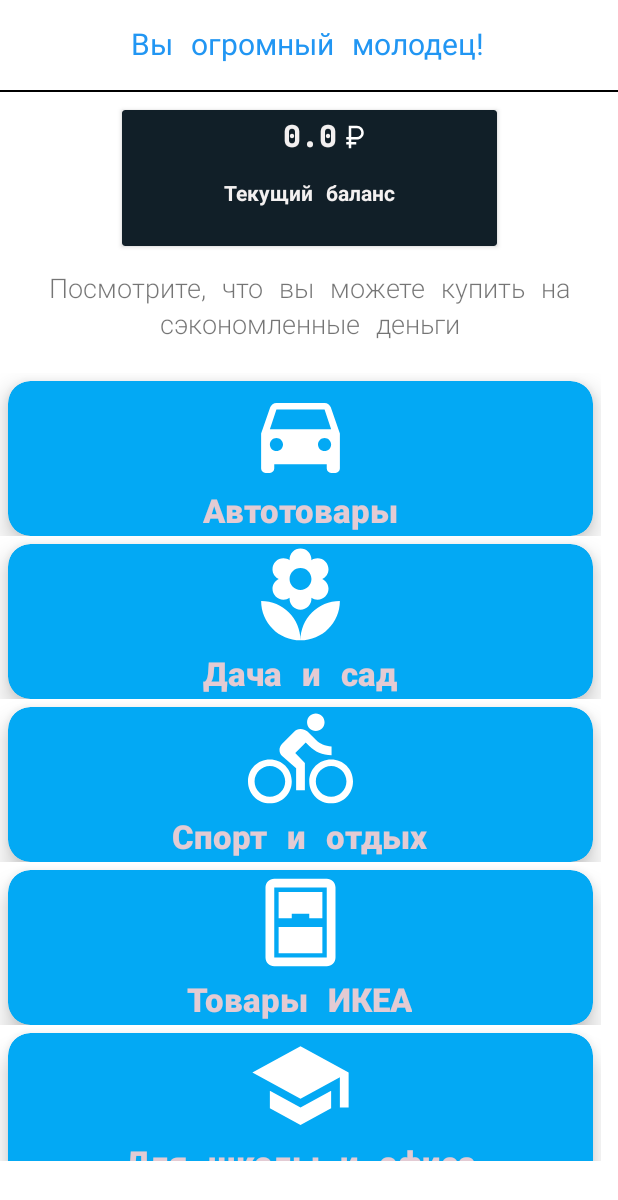
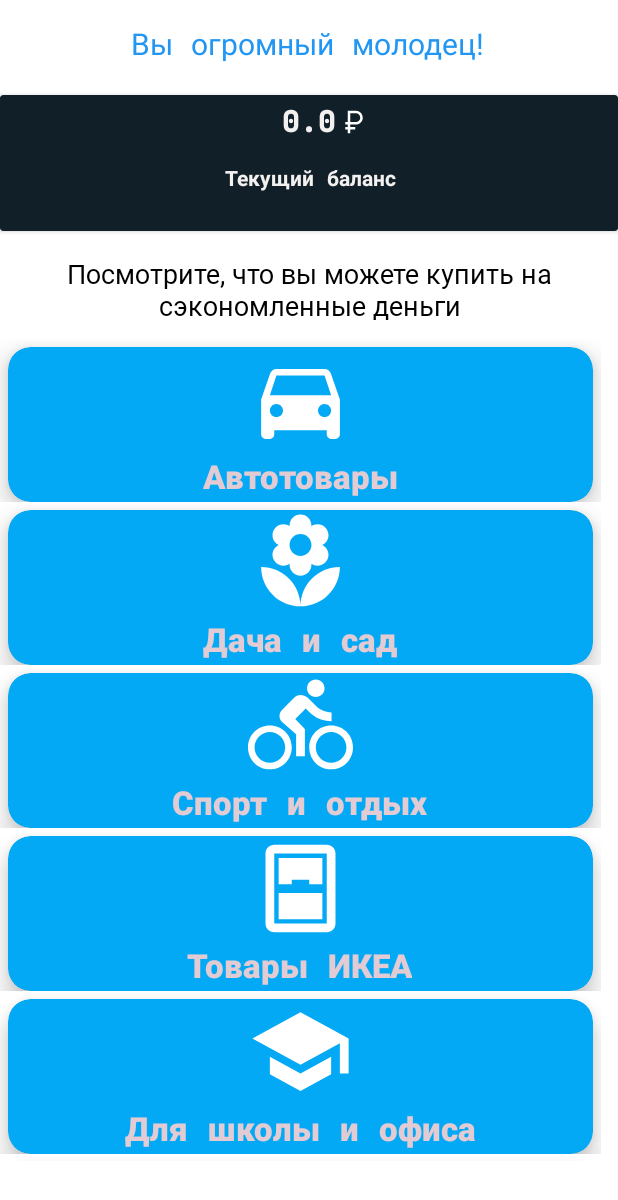
Before and after one commit to Karambasss/QuitNicotineDiplomaProgram, an Android app: the fragment MotivationFragment placed in its activity, on a phone screen of 412 x 824 dp. Shown: the top 1200 px of the screen. Run offline under Robolectric (Android 15) with nearby library versions, the light colour scheme and no system bars; Roboto replaces fonts that are not available here.

Commit message:
Реформат дизайна окна Мотивации

```diff
--- a/app/src/main/res/layout/fragment_motivation.xml
+++ b/app/src/main/res/layout/fragment_motivation.xml
@@ -11,35 +11,25 @@
         android:layout_width="wrap_content"
         android:layout_height="wrap_content"
         android:layout_marginTop="16dp"
-        android:fontFamily="@font/jetbrains_mono_light_italic"
+        android:fontFamily="@font/jetbrains_mono_medium"
         android:text="Посмотрите, что вы можете купить на сэкономленные деньги"
         android:textAlignment="center"
+        android:textColor="@color/black"
         android:textSize="18sp"
         app:layout_constraintEnd_toEndOf="parent"
         app:layout_constraintHorizontal_bias="0.0"
         app:layout_constraintStart_toStartOf="parent"
         app:layout_constraintTop_toBottomOf="@+id/cardView" />
 
-    <View
-        android:id="@+id/view7"
-        android:layout_width="match_parent"
-        android:layout_height="1sp"
-        android:layout_marginTop="14dp"
-        android:background="@color/black"
-        app:layout_constraintStart_toStartOf="parent"
-        app:layout_constraintTop_toBottomOf="@+id/textView7" />
-
     <androidx.cardview.widget.CardView
         android:id="@+id/cardView"
-        android:layout_width="250dp"
+        android:layout_width="0dp"
         android:layout_height="wrap_content"
-        android:layout_marginStart="10dp"
-        android:layout_marginTop="12dp"
-        android:layout_marginEnd="10dp"
+        android:layout_marginTop="17dp"
         app:cardBackgroundColor="@color/blueBlack"
         app:layout_constraintEnd_toEndOf="parent"
         app:layout_constraintStart_toStartOf="parent"
-        app:layout_constraintTop_toBottomOf="@+id/view7">
+        app:layout_constraintTop_toBottomOf="@+id/textView7">
 
         <androidx.constraintlayout.widget.ConstraintLayout
             android:layout_width="match_parent"
@@ -113,7 +103,7 @@
         android:id="@+id/motivation_recyclerView"
         android:layout_width="wrap_content"
         android:layout_height="0dp"
-        android:layout_marginTop="20dp"
+        android:layout_marginTop="10dp"
         app:layoutManager="androidx.recyclerview.widget.LinearLayoutManager"
         app:layout_constraintBottom_toBottomOf="parent"
         app:layout_constraintEnd_toEndOf="parent"
```
